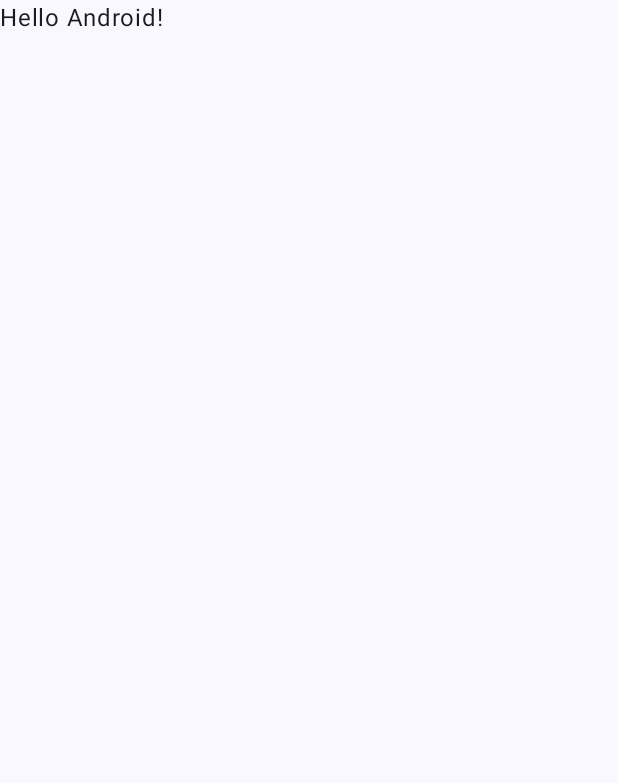
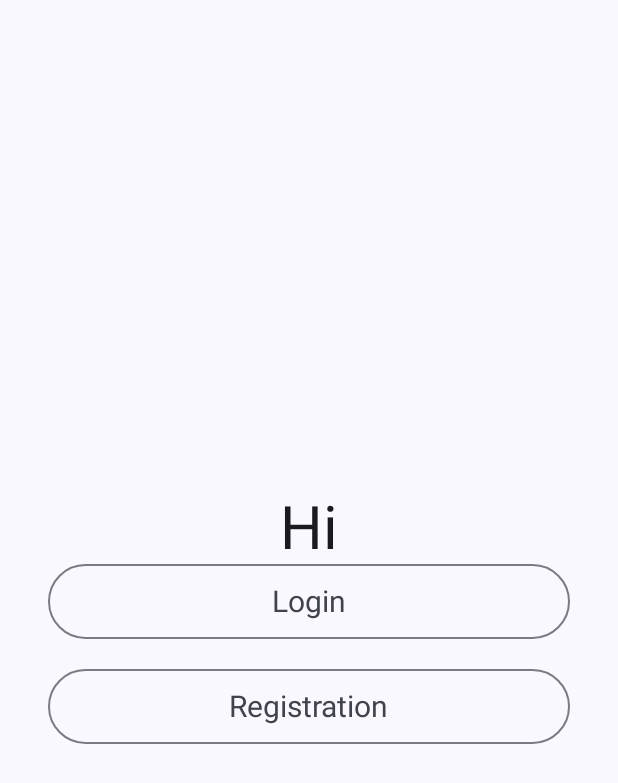
Before and after one commit to xrtz/Shop, an Android app built with Jetpack Compose: the screen it shows after launch (MainActivity), on a phone screen of 412 x 824 dp. Before the commit the part shown is almost empty. Shown: the top 783 px of the screen. Run offline under Robolectric (Android 15) with nearby library versions, the phone set to English and light mode, and no system bars.

Commit message:
Login screens

```diff
--- a/app/build.gradle.kts
+++ b/app/build.gradle.kts
@@ -40,7 +40,7 @@ android {
 }
 
 dependencies {
-
+    implementation (libs.androidx.navigation.compose)
     implementation(libs.androidx.core.ktx)
     implementation(libs.androidx.lifecycle.runtime.ktx)
     implementation(libs.androidx.activity.compose)
--- a/app/src/main/java/com/example/shop/MainActivity.kt
+++ b/app/src/main/java/com/example/shop/MainActivity.kt
@@ -20,28 +20,9 @@ class MainActivity : ComponentActivity() {
         setContent {
             ShopTheme {
                 Scaffold(modifier = Modifier.fillMaxSize()) { innerPadding ->
-                    Greeting(
-                        name = "Android",
-                        modifier = Modifier.padding(innerPadding)
-                    )
+                    Navigation(Modifier.padding(innerPadding))
                 }
             }
         }
     }
 }
-
-@Composable
-fun Greeting(name: String, modifier: Modifier = Modifier) {
-    Text(
-        text = "Hello $name!",
-        modifier = modifier
-    )
-}
-
-@Preview(showBackground = true)
-@Composable
-fun GreetingPreview() {
-    ShopTheme {
-        Greeting("Android")
-    }
-}
--- /dev/null
+++ b/app/src/main/java/com/example/shop/Navigation.kt
@@ -0,0 +1,26 @@
+package com.example.shop
+
+import androidx.compose.runtime.Composable
+import androidx.compose.ui.Modifier
+import androidx.navigation.compose.NavHost
+import androidx.navigation.compose.composable
+import androidx.navigation.compose.rememberNavController
+import com.example.shop.screens.AuthScreen
+import com.example.shop.screens.LoginScreen
+import com.example.shop.screens.RegistrationScreen
+
+@Composable
+fun Navigation(modifier: Modifier = Modifier) {
+    val navController = rememberNavController()
+    NavHost(navController = navController, startDestination = "auth") {
+        composable("auth"){
+            AuthScreen(modifier, navController)
+        }
+        composable("login"){
+            LoginScreen(modifier)
+        }
+        composable("reg"){
+            RegistrationScreen(modifier)
+        }
+    }
+}
--- /dev/null
+++ b/app/src/main/java/com/example/shop/screens/AuthScreen.kt
@@ -0,0 +1,53 @@
+package com.example.shop.screens
+
+import androidx.compose.foundation.layout.Arrangement
+import androidx.compose.foundation.layout.Column
+import androidx.compose.foundation.layout.Spacer
+import androidx.compose.foundation.layout.fillMaxSize
+import androidx.compose.foundation.layout.fillMaxWidth
+import androidx.compose.foundation.layout.height
+import androidx.compose.foundation.layout.padding
+import androidx.compose.material3.OutlinedButton
+import androidx.compose.material3.Text
+import androidx.compose.runtime.Composable
+import androidx.compose.ui.Alignment
+import androidx.compose.ui.Modifier
+import androidx.compose.ui.res.stringResource
+import androidx.compose.ui.text.TextStyle
+import androidx.compose.ui.text.style.TextAlign
+import androidx.compose.ui.unit.dp
+import androidx.compose.ui.unit.sp
+import androidx.navigation.NavHostController
+import com.example.shop.R
+
+@Composable
+fun AuthScreen(modifier: Modifier = Modifier, navController: NavHostController) {
+    Column(modifier = Modifier.fillMaxSize().padding(32.dp),
+        verticalArrangement = Arrangement.Center,
+        horizontalAlignment = Alignment.CenterHorizontally)
+    {
+        Text(text = stringResource(R.string.welcome_on_auth),
+            style = TextStyle(
+                fontSize = 40.sp,
+                textAlign = TextAlign.Center
+            )
+        )
+        OutlinedButton(onClick = {
+            navController.navigate("login")
+        },
+            modifier = Modifier.fillMaxWidth().height(50.dp)
+        )
+        {
+            Text(text = stringResource(R.string.button_login_name), style = TextStyle(fontSize = 20.sp))
+        }
+        Spacer(modifier = Modifier.height(20.dp))
+        OutlinedButton(onClick = {
+            navController.navigate("reg")
+        },
+            modifier = Modifier.fillMaxWidth().height(50.dp)
+        )
+        {
+            Text(text = stringResource(R.string.button_reg_name), style = TextStyle(fontSize = 20.sp))
+        }
+    }
+}
--- a/app/src/main/res/values/strings.xml
+++ b/app/src/main/res/values/strings.xml
@@ -1,3 +1,11 @@
 <resources>
     <string name="app_name">Shop</string>
+    <string name="welcome_on_auth">Hi</string>
+    <string name="button_login_name">Login</string>
+    <string name="button_reg_name">Registration</string>
+    <string name="text_reg_screen">Registration</string>
+    <string name="email">Email</string>
+    <string name="name">Name</string>
+    <string name="password">Passwrod</string>
+    <string name="text_login_screen">Sign in</string>
 </resources>
--- a/gradle/libs.versions.toml
+++ b/gradle/libs.versions.toml
@@ -8,9 +8,12 @@ espressoCore = "3.6.1"
 lifecycleRuntimeKtx = "2.9.1"
 activityCompose = "1.10.1"
 composeBom = "2024.04.01"
+navigationCompose = "2.9.2"
+navigationComposeJvmstubs = "2.9.2"
 
 [libraries]
 androidx-core-ktx = { group = "androidx.core", name = "core-ktx", version.ref = "coreKtx" }
+androidx-navigation-compose = { module = "androidx.navigation:navigation-compose", version.ref = "navigationCompose" }
 junit = { group = "junit", name = "junit", version.ref = "junit" }
 androidx-junit = { group = "androidx.test.ext", name = "junit", version.ref = "junitVersion" }
 androidx-espresso-core = { group = "androidx.test.espresso", name = "espresso-core", version.ref = "espressoCore" }
@@ -24,6 +27,7 @@ androidx-ui-tooling-preview = { group = "androidx.compose.ui", name = "ui-toolin
 androidx-ui-test-manifest = { group = "androidx.compose.ui", name = "ui-test-manifest" }
 androidx-ui-test-junit4 = { group = "androidx.compose.ui", name = "ui-test-junit4" }
 androidx-material3 = { group = "androidx.compose.material3", name = "material3" }
+androidx-navigation-compose-jvmstubs = { group = "androidx.navigation", name = "navigation-compose-jvmstubs", version.ref = "navigationComposeJvmstubs" }
 
 [plugins]
 android-application = { id = "com.android.application", version.ref = "agp" }
```
Also changed, not shown: app/src/main/java/com/example/shop/screens/LoginScreen.kt (added, +71 -0 lines), app/src/main/java/com/example/shop/screens/RegistrationScreen.kt (added, +80 -0 lines).
